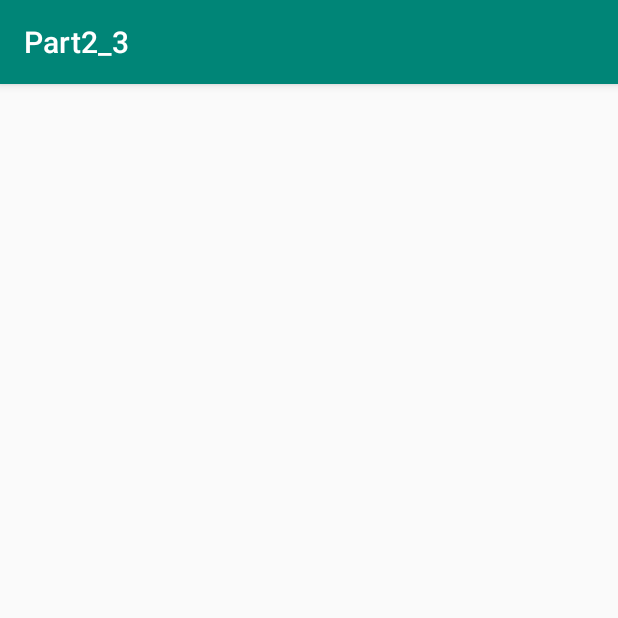
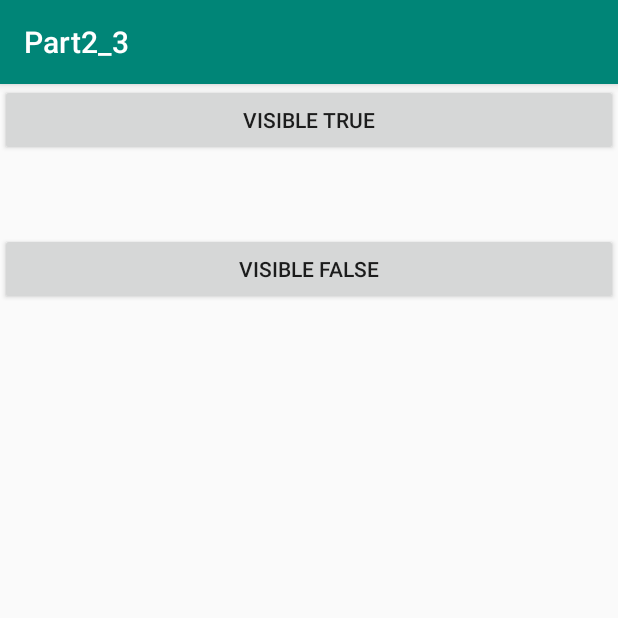
Before and after one commit to SonSangGi/kotlin-android-study, an Android app: the Lab3_3Activity screen opened directly, with no data from a screen before it, on a phone screen of 412 x 824 dp, the top half of it. Run offline under Robolectric (Android 15) with nearby library versions, the phone set to English and light mode, and no system bars.

Commit message:
Learn: Part2 - [뷰 기초 속성 확용]

```diff
--- a/Part02/part2_3/src/main/AndroidManifest.xml
+++ b/Part02/part2_3/src/main/AndroidManifest.xml
@@ -9,17 +9,14 @@
         android:roundIcon="@mipmap/ic_launcher_round"
         android:supportsRtl="true"
         android:theme="@style/AppTheme">
-        <activity android:name=".Lab3_3Activity"></activity>
-        <activity android:name=".Lab3_2Activity">
+        <activity android:name=".Lab3_3Activity">
             <intent-filter>
                 <action android:name="android.intent.action.MAIN" />
 
                 <category android:name="android.intent.category.LAUNCHER" />
             </intent-filter>
         </activity>
-        <activity
-            android:name=".ui.login.LoginActivity"
-            android:label="@string/title_activity_login" />
+        <activity android:name=".Lab3_2Activity"></activity>
         <activity android:name=".Lab3_1Actibity">
             <intent-filter>
                 <action android:name="android.intent.action.MAIN" />
--- a/Part02/part2_3/src/main/java/dev/sanggi/part2_3/Lab3_3Activity.kt
+++ b/Part02/part2_3/src/main/java/dev/sanggi/part2_3/Lab3_3Activity.kt
@@ -2,8 +2,10 @@ package dev.sanggi.part2_3
 
 import androidx.appcompat.app.AppCompatActivity
 import android.os.Bundle
+import android.view.View
+import kotlinx.android.synthetic.main.activity_lab3_3.*
 
-class Lab3_3Activity : AppCompatActivity() {
+class Lab3_3Activity : AppCompatActivity(), View.OnClickListener {
 
     /**
      * 뷰 기초 속성 활용
@@ -12,5 +14,20 @@ class Lab3_3Activity : AppCompatActivity() {
     override fun onCreate(savedInstanceState: Bundle?) {
         super.onCreate(savedInstanceState)
         setContentView(R.layout.activity_lab3_3)
+
+        // 버튼 클릭 리스너 등록
+        btn_visible_true.setOnClickListener(this)
+        btn_visible_false.setOnClickListener(this)
+
     }
+
+    // 버튼 클릭 이벤트 (View.onClickListener implement)
+    override fun onClick(view: View) {
+        println("CLICK")
+        when (view.id) {
+            R.id.btn_visible_true -> text_visible_target.visibility = View.VISIBLE
+            R.id.btn_visible_false -> text_visible_target.visibility = View.INVISIBLE
+        }
+    }
+
 }
--- a/Part02/part2_3/src/main/res/layout/activity_lab3_3.xml
+++ b/Part02/part2_3/src/main/res/layout/activity_lab3_3.xml
@@ -1,9 +1,30 @@
 <?xml version="1.0" encoding="utf-8"?>
-<androidx.constraintlayout.widget.ConstraintLayout xmlns:android="http://schemas.android.com/apk/res/android"
-    xmlns:app="http://schemas.android.com/apk/res-auto"
-    xmlns:tools="http://schemas.android.com/tools"
+<LinearLayout xmlns:android="http://schemas.android.com/apk/res/android"
     android:layout_width="match_parent"
     android:layout_height="match_parent"
-    tools:context=".Lab3_3Activity">
+    android:orientation="vertical">
 
-</androidx.constraintlayout.widget.ConstraintLayout>
+    <Button
+        android:id="@+id/btn_visible_true"
+        android:layout_width="match_parent"
+        android:layout_height="wrap_content"
+        android:text="visible true" />
+
+    <TextView
+        android:id="@+id/text_visible_target"
+        android:layout_width="match_parent"
+        android:layout_height="wrap_content"
+        android:background="#FF0000"
+        android:padding="16dp"
+        android:text="hello world"
+        android:textColor="#FFFFFF"
+        android:visibility="invisible" />
+    <!-- invisible: 영역 차지 gone: 영역 미차지 -->
+
+    <Button
+        android:id="@+id/btn_visible_false"
+        android:layout_width="match_parent"
+        android:layout_height="wrap_content"
+        android:text="visible false" />
+
+</LinearLayout>
```
